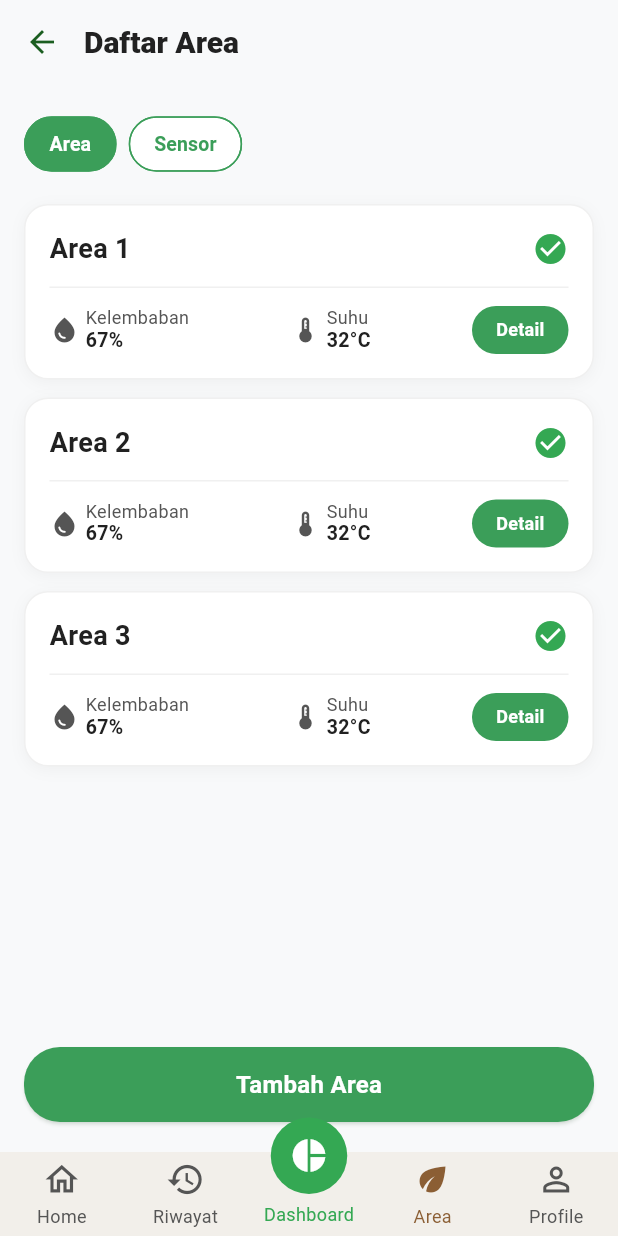
After one commit to eexzzm/capstone-fe, a Flutter app: the MainScreen screen opened directly, on a phone screen of 412 x 824 dp. The commit adds this screen. Run offline on Flutter 3.47's test engine with Material 3 defaults, Android fonts, the phone set to English and light mode, and no system bars; drawn by our look-alikes of persistent_bottom_nav_bar; accounts and stored records are empty.

Commit message:
feat: implement area page and navigation bar

```diff
--- /dev/null
+++ b/lib/modules/area/views/area_screen.dart
@@ -0,0 +1,210 @@
+import 'package:flutter/material.dart';
+import '../../../utils/colorScheme.dart';
+import '../../../widgets/app_button.dart';
+
+class AreaScreen extends StatefulWidget {
+  static const routeName = '/area';
+
+  const AreaScreen({super.key});
+
+  @override
+  State<AreaScreen> createState() => _AreaScreenState();
+}
+
+class _AreaScreenState extends State<AreaScreen> {
+  int _selectedChipIndex = 0;
+
+  @override
+  Widget build(BuildContext context) {
+    return Scaffold(
+      backgroundColor: AppColors.backgroundCanvas,
+      appBar: AppBar(
+        backgroundColor: AppColors.backgroundCanvas,
+        elevation: 0,
+        scrolledUnderElevation: 0,
+        leading: IconButton(
+          icon: const Icon(Icons.arrow_back, color: AppColors.primary),
+          onPressed: () {
+            if (Navigator.canPop(context)) {
+              Navigator.pop(context);
+            }
+          },
+        ),
+        title: const Text(
+          "Daftar Area",
+          style: TextStyle(
+            color: AppColors.textPrimary,
+            fontSize: 20,
+            fontWeight: FontWeight.w800,
+          ),
+        ),
+        centerTitle: false,
+        titleSpacing: 0,
+      ),
+      body: Column(
+        children: [
+          // Filter Chips
+          Padding(
+            padding: const EdgeInsets.symmetric(horizontal: 16.0, vertical: 16.0),
+            child: Row(
+              children: [
+                _buildChoiceChip("Area", 0),
+                const SizedBox(width: 8),
+                _buildChoiceChip("Sensor", 1),
+              ],
+            ),
+          ),
+          // List of Areas
+          Expanded(
+            child: ListView.builder(
+              padding: const EdgeInsets.symmetric(horizontal: 16.0),
+              itemCount: 3, // Mock data
+              itemBuilder: (context, index) {
+                return Padding(
+                  padding: const EdgeInsets.only(bottom: 12.0),
+                  child: _buildAreaCard(index + 1),
+                );
+              },
+            ),
+          ),
+          // Tambah Area Button
+          Padding(
+            padding: const EdgeInsets.fromLTRB(16.0, 8.0, 16.0, 20.0),
+            child: AppButton(
+              text: "Tambah Area",
+              onPressed: () {},
+              backgroundColor: const Color(0xFF3B9E59), // Primary/Accent Green
+              textColor: Colors.white,
+              borderRadius: 24.0,
+              elevation: 1.0,
+            ),
+          ),
+        ],
+      ),
+    );
+  }
+
+  Widget _buildChoiceChip(String label, int index) {
+    final isSelected = _selectedChipIndex == index;
+    return ChoiceChip(
+      label: Text(label),
+      selected: isSelected,
+      onSelected: (selected) {
+        setState(() {
+          _selectedChipIndex = index;
+        });
+      },
+      selectedColor: const Color(0xFF3B9E59),
+      backgroundColor: Colors.white,
+      labelStyle: TextStyle(
+        color: isSelected ? Colors.white : const Color(0xFF3B9E59),
+        fontWeight: FontWeight.w600,
+        fontSize: 13,
+      ),
+      shape: RoundedRectangleBorder(
+        borderRadius: BorderRadius.circular(20.0),
+        side: const BorderSide(
+          color: Color(0xFF3B9E59),
+        ),
+      ),
+      showCheckmark: false,
+    );
+  }
+
+  Widget _buildAreaCard(int index) {
+    return Container(
+      padding: const EdgeInsets.all(16.0),
+      decoration: BoxDecoration(
+        color: Colors.white,
+        borderRadius: BorderRadius.circular(16.0),
+        border: Border.all(color: const Color(0xFFF0F0F0)),
+        boxShadow: [
+          BoxShadow(
+            color: Colors.black.withValues(alpha: 0.04),
+            blurRadius: 8,
+            offset: const Offset(0, 2),
+          ),
+        ],
+      ),
+      child: Column(
+        children: [
+          // Header (Title and check icon)
+          Row(
+            mainAxisAlignment: MainAxisAlignment.spaceBetween,
+            children: [
+              Text(
+                "Area $index",
+                style: const TextStyle(
+                  color: AppColors.textPrimary,
+                  fontSize: 18,
+                  fontWeight: FontWeight.w700,
+                ),
+              ),
+              const Icon(
+                Icons.check_circle,
+                color: Color(0xFF34A853),
+                size: 24,
+              ),
+            ],
+          ),
+          const SizedBox(height: 12),
+          const Divider(color: Color(0xFFF0F0F0), height: 1),
+          const SizedBox(height: 12),
+          // Metrics Row
+          Row(
+            mainAxisAlignment: MainAxisAlignment.spaceBetween,
+            children: [
+              _buildMetricItem(Icons.water_drop, "Kelembaban", "67%"),
+              _buildMetricItem(Icons.thermostat, "Suhu", "32°C"),
+              AppButton(
+                text: "Detail",
+                onPressed: () {},
+                backgroundColor: const Color(0xFF3B9E59),
+                textColor: Colors.white,
+                borderRadius: 20.0,
+                elevation: 0,
+                height: 32.0,
+                isFullWidth: false,
+                fontSize: 12.0,
+                fontWeight: FontWeight.w600,
+                padding: const EdgeInsets.symmetric(horizontal: 16.0),
+              ),
+            ],
+          ),
+        ],
+      ),
+    );
+  }
+
+  Widget _buildMetricItem(IconData icon, String label, String value) {
+    return Row(
+      children: [
+        Icon(icon, color: const Color(0xFF555555), size: 20),
+        const SizedBox(width: 4),
+        Column(
+          crossAxisAlignment: CrossAxisAlignment.start,
+          children: [
+            Text(
+              label,
+              style: const TextStyle(
+                color: Color(0xFF555555),
+                fontSize: 12,
+                fontWeight: FontWeight.w400,
+                height: 1.2,
+              ),
+            ),
+            Text(
+              value,
+              style: const TextStyle(
+                color: AppColors.textPrimary,
+                fontSize: 13,
+                fontWeight: FontWeight.w700,
+                height: 1.2,
+              ),
+            ),
+          ],
+        ),
+      ],
+    );
+  }
+}
--- a/lib/modules/auth/providers/auth_provider.dart
+++ b/lib/modules/auth/providers/auth_provider.dart
@@ -34,6 +34,16 @@ class AuthProvider extends ChangeNotifier {
 
   void clearError() {
     _errorMessage = null;
+    notifyListeners();
+  }
+
+  void devBypassLogin() {
+    _accessToken = 'mock_dev_token';
+    _currentUser = const UserAuthModel(
+      id: 999,
+      name: 'Petani Cerdas (Demo)',
+      email: 'demo@tanipintar.com',
+    );
     notifyListeners();
   }
 
--- /dev/null
+++ b/lib/modules/navigation/views/main_screen.dart
@@ -0,0 +1,104 @@
+import 'package:flutter/material.dart';
+import 'package:persistent_bottom_nav_bar/persistent_bottom_nav_bar.dart';
+import '../../../utils/colorScheme.dart';
+import '../../area/views/area_screen.dart';
+
+class MainScreen extends StatefulWidget {
+  static const routeName = '/main';
+
+  const MainScreen({super.key});
+
+  @override
+  State<MainScreen> createState() => _MainScreenState();
+}
+
+class _MainScreenState extends State<MainScreen> {
+  late PersistentTabController _controller;
+
+  @override
+  void initState() {
+    super.initState();
+    // Default to "Area" tab (index 3) since it's the only one built for now
+    _controller = PersistentTabController(initialIndex: 3);
+  }
+
+  List<Widget> _buildScreens() {
+    return [
+      _buildDummyScreen("Home"),
+      _buildDummyScreen("Riwayat"),
+      _buildDummyScreen("Dashboard"), // Center Action Button
+      const AreaScreen(), // The actual Area screen
+      _buildDummyScreen("Profile"),
+    ];
+  }
+
+  Widget _buildDummyScreen(String title) {
+    return Scaffold(
+      backgroundColor: AppColors.backgroundCanvas,
+      body: Center(
+        child: Text(
+          title,
+          style: const TextStyle(
+            fontSize: 20,
+            fontWeight: FontWeight.bold,
+            color: AppColors.textPrimary,
+          ),
+        ),
+      ),
+    );
+  }
+
+  List<PersistentBottomNavBarItem> _navBarsItems() {
+    return [
+      PersistentBottomNavBarItem(
+        icon: const Icon(Icons.home_outlined),
+        title: ("Home"),
+        activeColorPrimary: const Color(0xFF8B5E34),
+        inactiveColorPrimary: const Color(0xFF555555),
+      ),
+      PersistentBottomNavBarItem(
+        icon: const Icon(Icons.history),
+        title: ("Riwayat"),
+        activeColorPrimary: const Color(0xFF8B5E34),
+        inactiveColorPrimary: const Color(0xFF555555),
+      ),
+      PersistentBottomNavBarItem(
+        icon: const Icon(Icons.pie_chart, color: Colors.white),
+        title: ("Dashboard"),
+        activeColorPrimary: const Color(0xFF34A853), // Green Circle
+        inactiveColorPrimary: const Color(0xFF34A853),
+      ),
+      PersistentBottomNavBarItem(
+        icon: const Icon(Icons.eco),
+        title: ("Area"),
+        activeColorPrimary: const Color(0xFF8B5E34),
+        inactiveColorPrimary: const Color(0xFF555555),
+      ),
+      PersistentBottomNavBarItem(
+        icon: const Icon(Icons.person_outline),
+        title: ("Profile"),
+        activeColorPrimary: const Color(0xFF8B5E34),
+        inactiveColorPrimary: const Color(0xFF555555),
+      ),
+    ];
+  }
+
+  @override
+  Widget build(BuildContext context) {
+    return PersistentTabView(
+      context,
+      controller: _controller,
+      screens: _buildScreens(),
+      items: _navBarsItems(),
+      handleAndroidBackButtonPress: true,
+      resizeToAvoidBottomInset: true,
+      stateManagement: true,
+      hideNavigationBarWhenKeyboardAppears: true,
+      padding: const EdgeInsets.only(top: 8),
+      backgroundColor: const Color(0xFFF2EFEA),
+      isVisible: true,
+      confineToSafeArea: true,
+      navBarStyle: NavBarStyle.style15, // Style 15 gives the center notch FAB
+    );
+  }
+}
--- a/lib/widgets/app_button.dart
+++ b/lib/widgets/app_button.dart
@@ -37,6 +37,12 @@ class AppButton extends StatelessWidget {
   /// Custom text and icon color. Defaults to [AppColors.textOnPrimary].
   final Color? textColor;
 
+  /// Custom font size. Defaults to 16.0.
+  final double fontSize;
+
+  /// Custom font weight. Defaults to FontWeight.w700.
+  final FontWeight fontWeight;
+
   /// Custom border radius. Defaults to 12.0.
   final double borderRadius;
 
@@ -60,6 +66,8 @@ class AppButton extends StatelessWidget {
     this.height = 50.0,
     this.backgroundColor,
     this.textColor,
+    this.fontSize = 16.0,
+    this.fontWeight = FontWeight.w700,
     this.borderRadius = 12.0,
     this.elevation = 1.0,
     this.isOutlined = false,
@@ -106,8 +114,8 @@ class AppButton extends StatelessWidget {
           text,
           style: TextStyle(
             color: effectiveTextColor,
-            fontSize: 16,
-            fontWeight: FontWeight.w700,
+            fontSize: fontSize,
+            fontWeight: fontWeight,
             letterSpacing: 0.2,
           ),
         ),
--- a/pubspec.yaml
+++ b/pubspec.yaml
@@ -13,6 +13,7 @@ dependencies:
   cupertino_icons: ^1.0.8
   http: ^1.2.0
   provider: ^6.1.2
+  persistent_bottom_nav_bar: ^6.2.1
 
 dev_dependencies:
   flutter_test:
```
Also changed, not shown: pubspec.lock, 3 other files.
